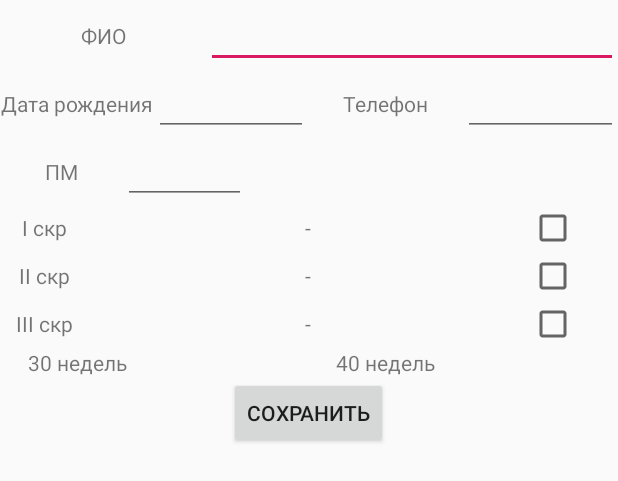
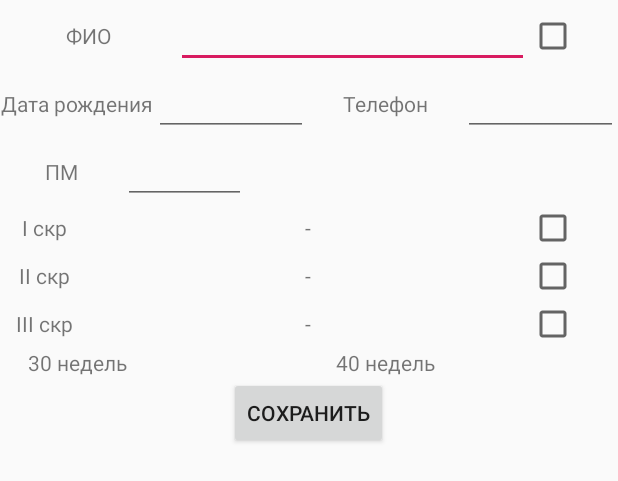
Before and after one commit to parsiphall/PregnantBase, an Android app: the layout fragment_details.xml on its own in the app's theme, with its tools: preview values and no code run, on a phone screen of 412 x 824 dp. Shown: the top 481 px of the screen. Run offline under Robolectric (Android 15) with nearby library versions, the phone set to English and light mode, and no system bars.

Commit message:
detail release

```diff
--- a/app/src/main/java/com/example/parsiphal/pregnantbase/view/DetailsFragment.kt
+++ b/app/src/main/java/com/example/parsiphal/pregnantbase/view/DetailsFragment.kt
@@ -98,7 +98,13 @@ class DetailsFragment : MvpAppCompatFragment() {
         detail_tScrFC_TextView.text = sdf.format(dataModel.tScrEC)
         detail_thirtyWeeksCTextView.text = sdf.format(dataModel.thirtyWeeksC)
         detail_fortyWeeksCTextView.text = sdf.format(dataModel.fortyWeeksC)
+        detail_releaseCheckBox.isChecked = dataModel.release
 
+        if (detail_releaseCheckBox.isChecked) {
+            detail_releaseCheckBox.setText(R.string.release)
+        } else {
+            detail_releaseCheckBox.setText(R.string.notRelease)
+        }
         if (detail_fScrCheck.isChecked) {
             detail_fScrCheck.setText(R.string.detail_Scr_check)
         } else {
@@ -137,6 +143,7 @@ class DetailsFragment : MvpAppCompatFragment() {
                 dataModel.sScrC = detail_sScrCheck.isChecked
                 dataModel.tScrC = detail_tScrCheck.isChecked
             }
+            dataModel.release = detail_releaseCheckBox.isChecked
             DB.getDao().updateData(dataModel)
             callBackActivity.fragmentPlace(ListFragment())
         } else {
--- a/app/src/main/java/com/example/parsiphal/pregnantbase/view/ListViewAdapter.kt
+++ b/app/src/main/java/com/example/parsiphal/pregnantbase/view/ListViewAdapter.kt
@@ -18,6 +18,7 @@ class ListViewAdapter(private var items: List<DataModel>,
 
     override fun onBindViewHolder(holder: ListViewHolder, position: Int) {
         holder.name.text = items[position].name
+        holder.release.isChecked = items[position].release
     }
 
     override fun onCreateViewHolder(parent: ViewGroup, viewType: Int): ListViewHolder {
--- a/app/src/main/res/layout/fragment_details.xml
+++ b/app/src/main/res/layout/fragment_details.xml
@@ -14,7 +14,7 @@
         <TextView
             android:layout_width="0dp"
             android:layout_height="wrap_content"
-            android:layout_weight="1"
+            android:layout_weight="2"
             android:text="@string/detail_fioTextView"
             android:textAlignment="center" />
 
@@ -22,8 +22,14 @@
             android:id="@+id/detail_fioEditText"
             android:layout_width="0dp"
             android:layout_height="wrap_content"
-            android:layout_weight="2"
+            android:layout_weight="4"
             android:inputType="text" />
+
+        <CheckBox
+            android:id="@+id/detail_releaseCheckBox"
+            android:layout_width="0dp"
+            android:layout_height="wrap_content"
+            android:layout_weight="1" />
     </LinearLayout>
 
     <LinearLayout
@@ -100,9 +106,9 @@
         <TextView
             android:layout_width="0dp"
             android:layout_height="wrap_content"
+            android:layout_weight="1"
             android:text="@string/detail_fScr"
-            android:textAlignment="center"
-            android:layout_weight="1"/>
+            android:textAlignment="center" />
 
         <TextView
             android:id="@+id/detail_fScrS_TextView"
@@ -143,9 +149,9 @@
         <TextView
             android:layout_width="0dp"
             android:layout_height="wrap_content"
+            android:layout_weight="1"
             android:text="@string/detail_sScr"
-            android:textAlignment="center"
-            android:layout_weight="1"/>
+            android:textAlignment="center" />
 
         <TextView
             android:id="@+id/detail_sScrS_TextView"
@@ -186,9 +192,9 @@
         <TextView
             android:layout_width="0dp"
             android:layout_height="wrap_content"
+            android:layout_weight="1"
             android:text="@string/detail_tScr"
-            android:textAlignment="center"
-            android:layout_weight="1"/>
+            android:textAlignment="center" />
 
         <TextView
             android:id="@+id/detail_tScrS_TextView"
@@ -270,11 +276,11 @@
         android:layout_below="@id/detail_weeks"
         android:layout_toEndOf="@id/detail_button"
         android:text="@string/detail_correct"
-        android:visibility="gone"/>
+        android:visibility="gone" />
 
     <LinearLayout
+        android:id="@+id/detail_13weeksLinear"
         android:layout_width="wrap_content"
-        android:id="@+id/detail_13weeksLinear"
         android:layout_height="wrap_content"
         android:layout_below="@id/detail_button"
         android:layout_centerHorizontal="true"
@@ -285,24 +291,21 @@
             android:layout_width="wrap_content"
             android:layout_height="wrap_content"
             android:layout_weight="2"
-            android:text="@string/detail_13weeks"
-             />
+            android:text="@string/detail_13weeks" />
 
         <EditText
             android:id="@+id/detail_corrEditText"
             android:layout_width="200dp"
             android:layout_height="wrap_content"
             android:layout_weight="2"
-            android:inputType="number"
-             />
+            android:inputType="number" />
 
         <Button
             android:id="@+id/detail_corrSaveButton"
             android:layout_width="wrap_content"
             android:layout_height="wrap_content"
             android:layout_weight="1"
-            android:text="@string/detail_corrSave"
-             />
+            android:text="@string/detail_corrSave" />
     </LinearLayout>
 
     <LinearLayout
@@ -316,9 +319,9 @@
         <TextView
             android:layout_width="0dp"
             android:layout_height="wrap_content"
+            android:layout_weight="1"
             android:text="@string/detail_sScr"
-            android:textAlignment="center"
-            android:layout_weight="1"/>
+            android:textAlignment="center" />
 
         <TextView
             android:id="@+id/detail_sScrSC_TextView"
@@ -360,9 +363,9 @@
         <TextView
             android:layout_width="0dp"
             android:layout_height="wrap_content"
+            android:layout_weight="1"
             android:text="@string/detail_tScr"
-            android:textAlignment="center"
-            android:layout_weight="1"/>
+            android:textAlignment="center" />
 
         <TextView
             android:id="@+id/detail_tScrSC_TextView"
--- a/app/src/main/res/values/strings.xml
+++ b/app/src/main/res/values/strings.xml
@@ -36,4 +36,5 @@
     <string name="risk">Риск</string>
     <string name="multiplicity">Многоплодность</string>
     <string name="release">Родила</string>
+    <string name="notRelease">Не родила</string>
 </resources>
```
